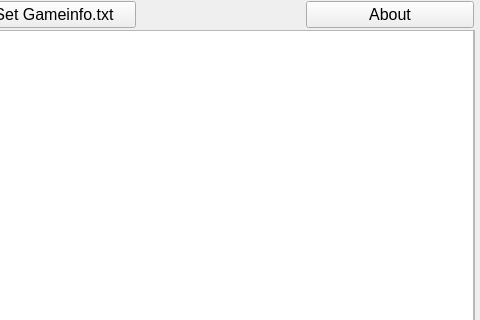
Before: the Qt Designer form ui/main.ui in Ambiabstract/soundscripts_editor, drawn with Qt 5; both pictures show x 544 to 1024 and y 0 to 320 of the 1024 by 720 pixel window.
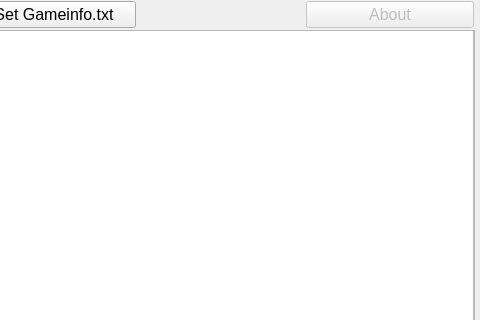
After: the same form once the commit is applied.

Patch:
```diff
--- a/ui/main.ui
+++ b/ui/main.ui
@@ -172,6 +172,9 @@
      </property>
      <item>
       <widget class="QPushButton" name="aboutButton">
+       <property name="enabled">
+        <bool>false</bool>
+       </property>
        <property name="font">
         <font>
          <pointsize>12</pointsize>
```
Left out of the diff: 104 changed lines with no effect on the pictures.
